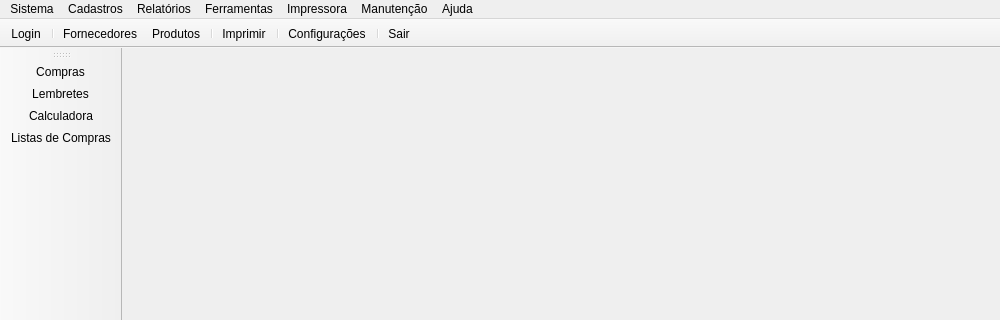
Above: mainwindow.ui from leidensj/BKVale before the change; both pictures show x 0 to 1000 and y 0 to 320 of the 1000 by 600 pixel window. Below: the same form after it.
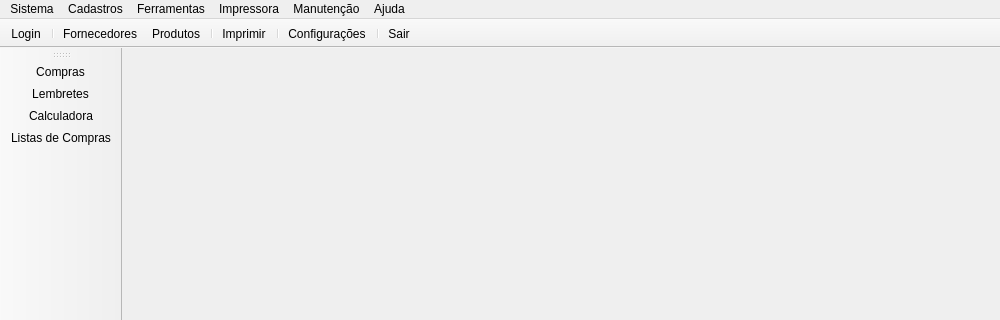
That is the form after the change. Icons and pictures are not drawn.

The edit to the form file:
```diff
--- a/mainwindow.ui
+++ b/mainwindow.ui
@@ -166,15 +166,8 @@
     </property>
     <addaction name="actionTimeCard"/>
    </widget>
-   <widget class="QMenu" name="menuRelat_rios">
-    <property name="title">
-     <string>Relatórios</string>
-    </property>
-    <addaction name="actionPurchaseReport"/>
-   </widget>
    <addaction name="menuSistema"/>
    <addaction name="menuCadastros"/>
-   <addaction name="menuRelat_rios"/>
    <addaction name="menuFerramentas"/>
    <addaction name="menuImpressora"/>
    <addaction name="menuConfigura_es"/>
```
Left out of the diff: 9 changed lines with no effect on the pictures.
